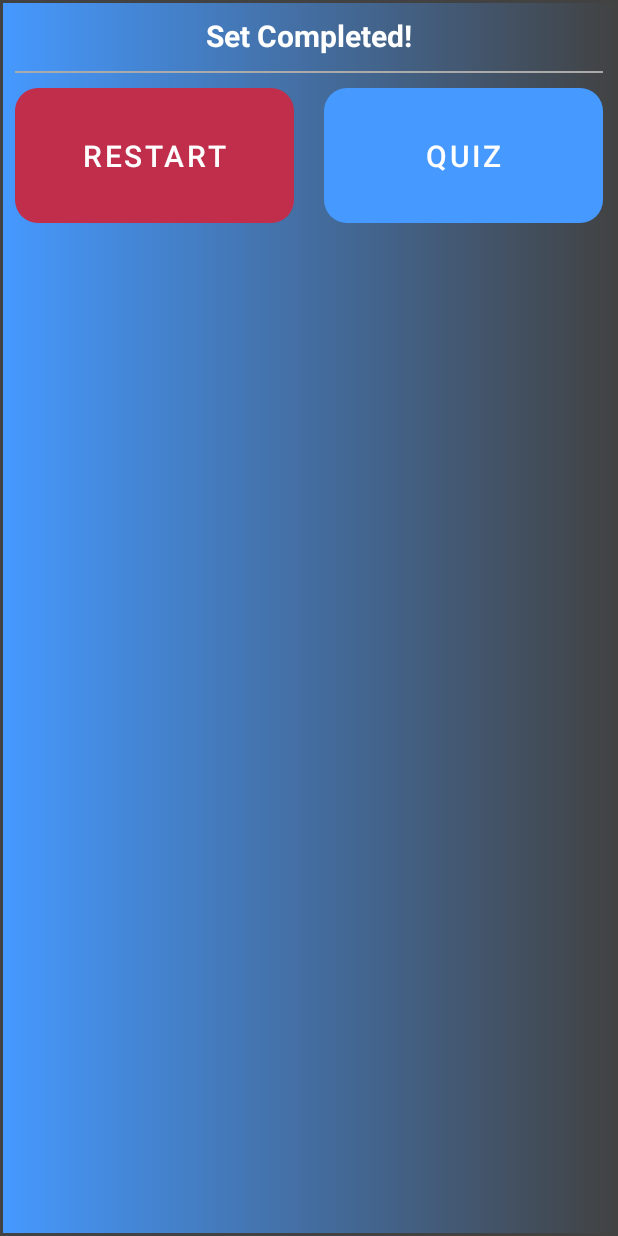
After one commit to Lucas-Curran/KanaSRS, an Android app: the layout lesson_completed_dialog.xml on its own in the app's theme, with its tools: preview values and no code run, on a phone screen of 412 x 824 dp. The commit adds this screen. Run offline under Robolectric (Android 15) with nearby library versions, the phone set to English and light mode, and no system bars.

Commit message:
Add finish lesson dialog

```diff
--- /dev/null
+++ b/app/src/main/res/drawable/dialog_background.xml
@@ -0,0 +1,8 @@
+<?xml version="1.0" encoding="utf-8"?>
+<shape xmlns:android="http://schemas.android.com/apk/res/android"
+    android:shape="rectangle">
+
+    <gradient android:startColor="#4599ff" android:endColor="@color/cardview_dark_background"/>
+    <stroke android:color="@color/cardview_dark_background" android:width="2dp"/>
+
+</shape>
--- a/app/src/main/res/layout-v23/activity_menu.xml
+++ b/app/src/main/res/layout-v23/activity_menu.xml
@@ -149,23 +149,23 @@
                     android:id="@+id/katakanaProgressView"
                     android:layout_width="match_parent"
                     android:layout_height="25dp"
-                    android:layout_marginStart="10dp"
-                    android:layout_marginEnd="10dp"
                     android:layout_below="@id/hiraganaProgressView"
                     android:layout_alignStart="@id/summary"
                     android:layout_alignEnd="@id/summary"
+                    android:layout_marginStart="10dp"
                     android:layout_marginTop="15dp"
+                    android:layout_marginEnd="10dp"
+                    app:progressView_borderColor="#eeeeee"
+                    app:progressView_borderWidth="3dp"
+                    app:progressView_colorBackground="@color/white"
+                    app:progressView_colorProgress="#ED1C24"
+                    app:progressView_labelColorInner="@color/white"
+                    app:progressView_labelSize="16sp"
                     app:progressView_labelText="Katakana (0/46)"
                     app:progressView_labelTypeface="bold"
+                    app:progressView_max="46"
                     app:progressView_min="0"
-                    app:progressView_max="46"
-                    app:progressView_labelSize="16sp"
-                    app:progressView_borderWidth="3dp"
-                    app:progressView_labelColorInner="@color/white"
-                    app:progressView_borderColor="#eeeeee"
-                    app:progressView_colorProgress="#ED1C24"
-                    app:progressView_colorBackground="@color/white"
-                    app:progressView_progress="46"/>
+                    app:progressView_progress="0" />
 
             </RelativeLayout>
 
--- /dev/null
+++ b/app/src/main/res/layout/lesson_completed_dialog.xml
@@ -0,0 +1,64 @@
+<?xml version="1.0" encoding="utf-8"?>
+<androidx.constraintlayout.widget.ConstraintLayout xmlns:android="http://schemas.android.com/apk/res/android"
+    xmlns:app="http://schemas.android.com/apk/res-auto"
+    android:layout_width="match_parent"
+    android:layout_height="match_parent"
+    android:background="@drawable/dialog_background">
+
+    <TextView
+        android:id="@+id/titleTextView"
+        android:layout_width="match_parent"
+        android:layout_height="wrap_content"
+        android:gravity="center"
+        android:text="Set Completed!"
+        android:textColor="@color/white"
+        android:textSize="20sp"
+        android:textStyle="bold"
+        android:layout_marginTop="10dp"
+        app:layout_constraintEnd_toEndOf="parent"
+        app:layout_constraintStart_toStartOf="parent"
+        app:layout_constraintTop_toTopOf="parent" />
+
+    <View
+        android:id="@+id/dialogDivider"
+        android:layout_width="match_parent"
+        android:layout_height="1dp"
+        app:layout_constraintTop_toBottomOf="@id/titleTextView"
+        android:background="#AAAAAA"
+        android:layout_margin="10dp"/>
+
+    <LinearLayout
+        android:layout_width="match_parent"
+        android:layout_height="wrap_content"
+        android:orientation="horizontal"
+        app:layout_constraintEnd_toEndOf="parent"
+        app:layout_constraintStart_toStartOf="parent"
+        app:layout_constraintTop_toBottomOf="@id/dialogDivider">
+
+        <com.google.android.material.button.MaterialButton
+            android:id="@+id/restartLessonButton"
+            android:layout_width="0dp"
+            android:layout_height="90dp"
+            android:layout_weight="1"
+            android:layout_margin="10dp"
+            android:background="@drawable/custom_button"
+            app:backgroundTint="@color/pink"
+            android:foreground="?android:attr/selectableItemBackground"
+            android:text="Restart"
+            android:textSize="20sp" />
+
+        <com.google.android.material.button.MaterialButton
+            android:id="@+id/beginQuizButton"
+            android:layout_width="0dp"
+            android:layout_height="90dp"
+            android:layout_weight="1"
+            android:layout_margin="10dp"
+            android:background="@drawable/custom_button"
+            app:backgroundTint="#4599ff"
+            android:foreground="?android:attr/selectableItemBackground"
+            android:text="Quiz"
+            android:textSize="20sp" />
+
+    </LinearLayout>
+
+</androidx.constraintlayout.widget.ConstraintLayout>
```
